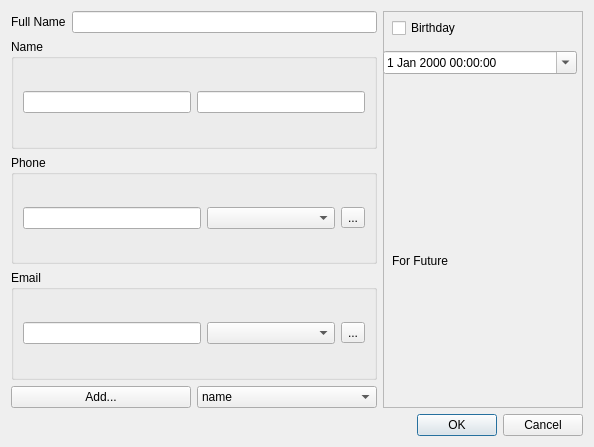
First picture: the form in src/contactdialog.ui, repository DarkHobbit/doublecontact, before the edit.
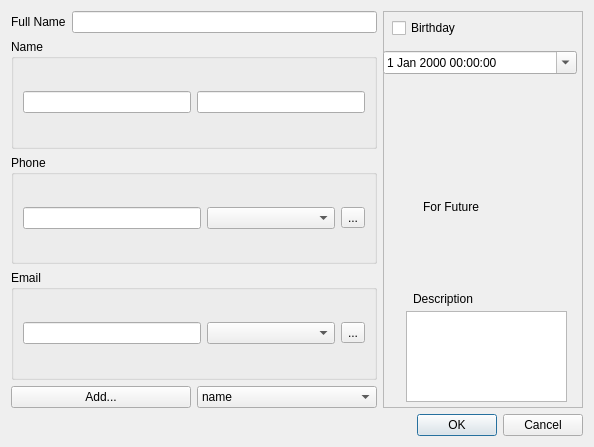
Second picture: the form after the edit. Icons and pictures are not drawn.

Commit message: Added note/description editing

The edit to the form file:
```diff
--- a/src/contactdialog.ui
+++ b/src/contactdialog.ui
@@ -174,8 +174,8 @@
        <widget class="QLabel" name="labelForFuture">
         <property name="geometry">
          <rect>
-          <x>9</x>
-          <y>204</y>
+          <x>40</x>
+          <y>150</y>
           <width>121</width>
           <height>91</height>
          </rect>
@@ -210,6 +210,29 @@
          <bool>true</bool>
         </property>
        </widget>
+       <widget class="QPlainTextEdit" name="edDescription">
+        <property name="geometry">
+         <rect>
+          <x>23</x>
+          <y>300</y>
+          <width>161</width>
+          <height>91</height>
+         </rect>
+        </property>
+       </widget>
+       <widget class="QLabel" name="lbDescription">
+        <property name="geometry">
+         <rect>
+          <x>30</x>
+          <y>280</y>
+          <width>91</width>
+          <height>16</height>
+         </rect>
+        </property>
+        <property name="text">
+         <string>Description</string>
+        </property>
+       </widget>
       </widget>
      </item>
     </layout>
```
The commit also changes 1 other file.
